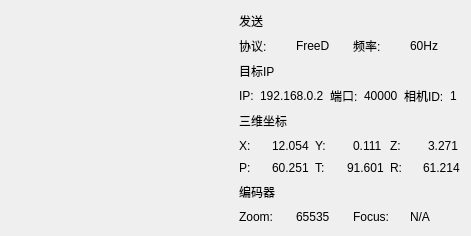
The window that overviewwidget.ui (wangzz-520/PT) describes before a commit, drawn with Qt 5.
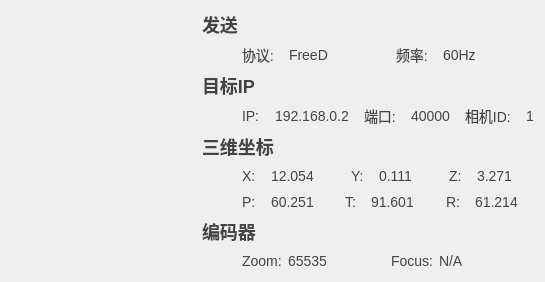
The same window after the commit. Custom widgets are drawn as their Qt base class.

```diff
--- a/overviewwidget.ui
+++ b/overviewwidget.ui
@@ -6,13 +6,25 @@
    <rect>
     <x>0</x>
     <y>0</y>
-    <width>471</width>
-    <height>236</height>
+    <width>545</width>
+    <height>276</height>
    </rect>
   </property>
   <property name="windowTitle">
    <string>Form</string>
   </property>
+  <property name="styleSheet">
+   <string notr="true">*
+{
+    font-size: 14px;
+    color: rgb(68, 68, 68); /* 主文字色 */
+}
+
+QLabel#lbText1,#lbText2,#lbText3,#lbText4
+{
+	font: bold 18px;
+}</string>
+  </property>
   <layout class="QHBoxLayout" name="horizontalLayout_23" stretch="1,1">
    <item>
     <layout class="QVBoxLayout" name="verticalLayout_2">
@@ -46,7 +58,7 @@
      <item>
       <layout class="QHBoxLayout" name="horizontalLayout_14">
        <item>
-        <widget class="QLabel" name="label">
+        <widget class="QLabel" name="lbText1">
          <property name="text">
           <string>发送</string>
          </property>
@@ -69,22 +81,41 @@
      </item>
      <item>
       <layout class="QHBoxLayout" name="horizontalLayout_15">
+       <property name="spacing">
+        <number>15</number>
+       </property>
+       <property name="leftMargin">
+        <number>40</number>
+       </property>
        <item>
         <layout class="QHBoxLayout" name="horizontalLayout">
          <item>
-          <widget class="QLabel" name="label_2">
+          <widget class="QLabel" name="lbText5">
            <property name="text">
             <string>协议:</string>
            </property>
           </widget>
          </item>
          <item>
-          <widget class="QLabel" name="label_3">
+          <widget class="QLabel" name="lbProtocalType">
            <property name="text">
             <string>FreeD</string>
            </property>
           </widget>
          </item>
+         <item>
+          <spacer name="horizontalSpacer_16">
+           <property name="orientation">
+            <enum>Qt::Horizontal</enum>
+           </property>
+           <property name="sizeHint" stdset="0">
+            <size>
+             <width>40</width>
+             <height>20</height>
+            </size>
+           </property>
+          </spacer>
+         </item>
         </layout>
        </item>
        <item>
@@ -97,12 +128,25 @@
           </widget>
          </item>
          <item>
-          <widget class="QLabel" name="label_4">
+          <widget class="QLabel" name="lbFreq">
            <property name="text">
             <string>60Hz</string>
            </property>
           </widget>
          </item>
+         <item>
+          <spacer name="horizontalSpacer_17">
+           <property name="orientation">
+            <enum>Qt::Horizontal</enum>
+           </property>
+           <property name="sizeHint" stdset="0">
+            <size>
+             <width>40</width>
+             <height>20</height>
+            </size>
+           </property>
+          </spacer>
+         </item>
         </layout>
        </item>
       </layout>
@@ -110,7 +154,7 @@
      <item>
       <layout class="QHBoxLayout" name="horizontalLayout_16">
        <item>
-        <widget class="QLabel" name="label_6">
+        <widget class="QLabel" name="lbText2">
          <property name="text">
           <string>目标IP</string>
          </property>
@@ -133,6 +177,12 @@
      </item>
      <item>
       <layout class="QHBoxLayout" name="horizontalLayout_17">
+       <property name="spacing">
+        <number>15</number>
+       </property>
+       <property name="leftMargin">
+        <number>40</number>
+       </property>
        <item>
         <layout class="QHBoxLayout" name="horizontalLayout_3">
          <item>
@@ -143,12 +193,25 @@
           </widget>
          </item>
          <item>
-          <widget class="QLabel" name="label_8">
+          <widget class="QLabel" name="lbDstIp">
            <property name="text">
             <string>192.168.0.2</string>
            </property>
           </widget>
          </item>
+         <item>
+          <spacer name="horizontalSpacer_11">
+           <property name="orientation">
+            <enum>Qt::Horizontal</enum>
+           </property>
+           <property name="sizeHint" stdset="0">
+            <size>
+             <width>40</width>
+             <height>20</height>
+            </size>
+           </property>
+          </spacer>
+         </item>
         </layout>
        </item>
        <item>
@@ -161,12 +224,25 @@
           </widget>
          </item>
          <item>
-          <widget class="QLabel" name="label_10">
+          <widget class="QLabel" name="lbDstPort">
            <property name="text">
             <string>40000</string>
            </property>
           </widget>
          </item>
+         <item>
+          <spacer name="horizontalSpacer_12">
+           <property name="orientation">
+            <enum>Qt::Horizontal</enum>
+           </property>
+           <property name="sizeHint" stdset="0">
+            <size>
+             <width>40</width>
+             <height>20</height>
+            </size>
+           </property>
+          </spacer>
+         </item>
         </layout>
        </item>
        <item>
@@ -179,12 +255,25 @@
           </widget>
          </item>
          <item>
-          <widget class="QLabel" name="label_12">
+          <widget class="QLabel" name="lbCameraID">
            <property name="text">
             <string>1</string>
            </property>
           </widget>
          </item>
+         <item>
+          <spacer name="horizontalSpacer_13">
+           <property name="orientation">
+            <enum>Qt::Horizontal</enum>
+           </property>
+           <property name="sizeHint" stdset="0">
+            <size>
+             <width>40</width>
+             <height>20</height>
+            </size>
+           </property>
+          </spacer>
+         </item>
         </layout>
        </item>
       </layout>
@@ -192,7 +281,7 @@
      <item>
       <layout class="QHBoxLayout" name="horizontalLayout_18">
        <item>
-        <widget class="QLabel" name="label_13">
+        <widget class="QLabel" name="lbText4">
          <property name="text">
           <string>三维坐标</string>
          </property>
@@ -215,6 +304,12 @@
      </item>
      <item>
       <layout class="QHBoxLayout" name="horizontalLayout_19">
+       <property name="spacing">
+        <number>15</number>
+       </property>
+       <property name="leftMargin">
+        <number>40</number>
+       </property>
        <item>
         <layout class="QHBoxLayout" name="horizontalLayout_6">
          <item>
@@ -225,12 +320,25 @@
           </widget>
          </item>
          <item>
-          <widget class="QLabel" name="label_15">
+          <widget class="QLabel" name="lbX">
            <property name="text">
             <string>12.054</string>
            </property>
           </widget>
          </item>
+         <item>
+          <spacer name="horizontalSpacer_5">
+           <property name="orientation">
+            <enum>Qt::Horizontal</enum>
+           </property>
+           <property name="sizeHint" stdset="0">
+            <size>
+             <width>40</width>
+             <height>20</height>
+            </size>
+           </property>
+          </spacer>
+         </item>
         </layout>
        </item>
        <item>
@@ -243,12 +351,25 @@
           </widget>
          </item>
          <item>
-          <widget class="QLabel" name="label_17">
+          <widget class="QLabel" name="lbY">
            <property name="text">
             <string>0.111</string>
            </property>
           </widget>
          </item>
+         <item>
+          <spacer name="horizontalSpacer_6">
+           <property name="orientation">
+            <enum>Qt::Horizontal</enum>
+           </property>
+           <property name="sizeHint" stdset="0">
+            <size>
+             <width>40</width>
+             <height>20</height>
+            </size>
+           </property>
+          </spacer>
+         </item>
         </layout>
        </item>
        <item>
@@ -261,18 +382,37 @@
           </widget>
          </item>
          <item>
-          <widget class="QLabel" name="label_19">
+          <widget class="QLabel" name="lbZ">
            <property name="text">
             <string>3.271</string>
            </property>
           </widget>
          </item>
+         <item>
+          <spacer name="horizontalSpacer_7">
+           <property name="orientation">
+            <enum>Qt::Horizontal</enum>
+           </property>
+           <property name="sizeHint" stdset="0">
+            <size>
+             <width>40</width>
+             <height>20</height>
+            </size>
+           </property>
+          </spacer>
+         </item>
         </layout>
        </item>
       </layout>
      </item>
      <item>
       <layout class="QHBoxLayout" name="horizontalLayout_20">
+       <property name="spacing">
+        <number>15</number>
+       </property>
+       <property name="leftMargin">
+        <number>40</number>
+       </property>
        <item>
         <layout class="QHBoxLayout" name="horizontalLayout_9">
          <item>
@@ -283,12 +423,25 @@
           </widget>
          </item>
          <item>
-          <widget class="QLabel" name="label_21">
+          <widget class="QLabel" name="lbP">
            <property name="text">
             <string>60.251</string>
            </property>
           </widget>
          </item>
+         <item>
+          <spacer name="horizontalSpacer_8">
+           <property name="orientation">
+            <enum>Qt::Horizontal</enum>
+           </property>
+           <property name="sizeHint" stdset="0">
+            <size>
+             <width>40</width>
+             <height>20</height>
+            </size>
+           </property>
+          </spacer>
+         </item>
         </layout>
        </item>
        <item>
@@ -301,12 +454,25 @@
           </widget>
          </item>
          <item>
-          <widget class="QLabel" name="label_23">
+          <widget class="QLabel" name="lbT">
            <property name="text">
             <string>91.601</string>
            </property>
           </widget>
          </item>
+         <item>
+          <spacer name="horizontalSpacer_9">
+           <property name="orientation">
+            <enum>Qt::Horizontal</enum>
+           </property>
+           <property name="sizeHint" stdset="0">
+            <size>
+             <width>40</width>
+             <height>20</height>
+            </size>
+           </property>
+          </spacer>
+         </item>
         </layout>
        </item>
        <item>
@@ -319,12 +485,25 @@
           </widget>
          </item>
          <item>
-          <widget class="QLabel" name="label_25">
+          <widget class="QLabel" name="lbR">
            <property name="text">
             <string>61.214</string>
            </property>
           </widget>
          </item>
+         <item>
+          <spacer name="horizontalSpacer_10">
+           <property name="orientation">
+            <enum>Qt::Horizontal</enum>
+           </property>
+           <property name="sizeHint" stdset="0">
+            <size>
+             <width>40</width>
+             <height>20</height>
+            </size>
+           </property>
+          </spacer>
+         </item>
         </layout>
        </item>
       </layout>
@@ -332,7 +511,7 @@
      <item>
       <layout class="QHBoxLayout" name="horizontalLayout_21">
        <item>
-        <widget class="QLabel" name="label_26">
+        <widget class="QLabel" name="lbText3">
          <property name="text">
           <string>编码器</string>
          </property>
@@ -355,6 +534,9 @@
      </item>
      <item>
       <layout class="QHBoxLayout" name="horizontalLayout_22">
+       <property name="leftMargin">
+        <number>40</number>
+       </property>
        <item>
         <layout class="QHBoxLayout" name="horizontalLayout_12">
          <item>
@@ -365,12 +547,25 @@
           </widget>
          </item>
          <item>
-          <widget class="QLabel" name="label_28">
+          <widget class="QLabel" name="lbZoom">
            <property name="text">
             <string>65535</string>
            </property>
           </widget>
          </item>
+         <item>
+          <spacer name="horizontalSpacer_14">
+           <property name="orientation">
+            <enum>Qt::Horizontal</enum>
+           </property>
+           <property name="sizeHint" stdset="0">
+            <size>
+             <width>40</width>
+             <height>20</height>
+            </size>
+           </property>
+          </spacer>
+         </item>
         </layout>
        </item>
        <item>
@@ -383,12 +578,25 @@
           </widget>
          </item>
          <item>
-          <widget class="QLabel" name="label_30">
+          <widget class="QLabel" name="lbFocus">
            <property name="text">
             <string>N/A</string>
            </property>
           </widget>
          </item>
+         <item>
+          <spacer name="horizontalSpacer_15">
+           <property name="orientation">
+            <enum>Qt::Horizontal</enum>
+           </property>
+           <property name="sizeHint" stdset="0">
+            <size>
+             <width>40</width>
+             <height>20</height>
+            </size>
+           </property>
+          </spacer>
+         </item>
         </layout>
        </item>
       </layout>
```
